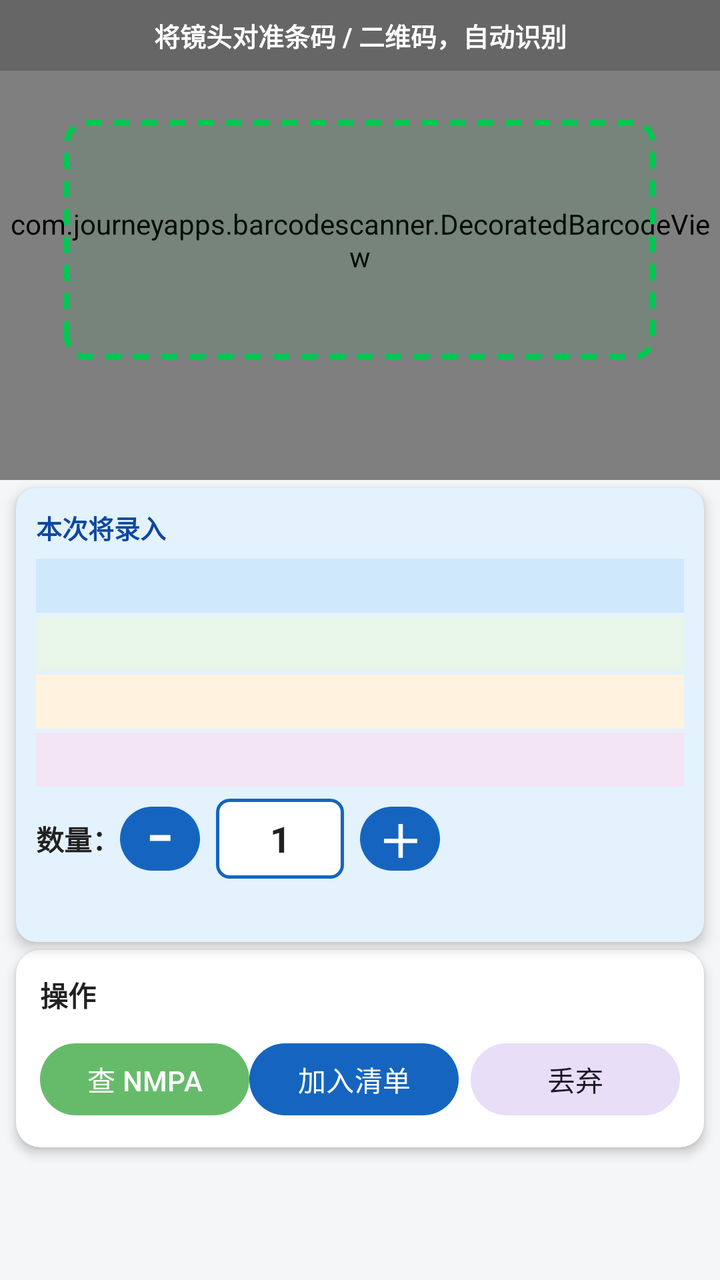
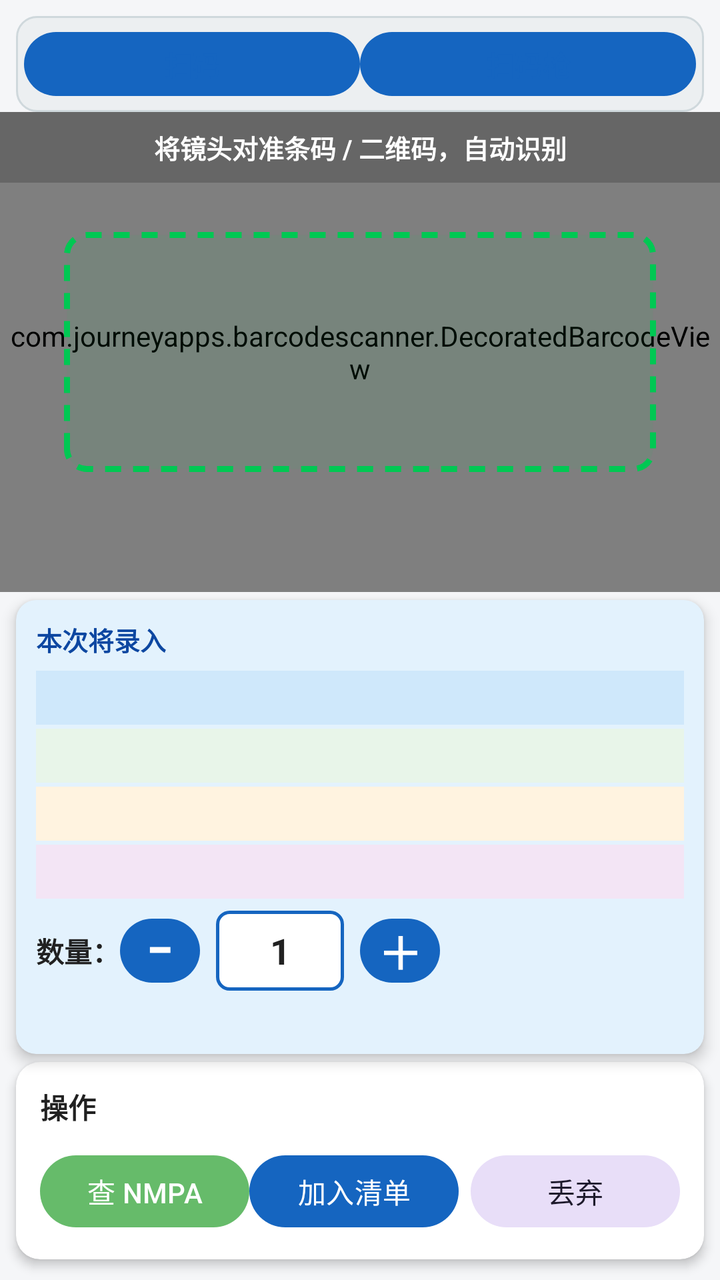

Compare the two renders of this Android layout. The source of the first and the diff that turns it into the second are given below.
<!-- AndroidManifest.xml: application theme Theme.UdiScan -->
<!-- res/layout/fragment_scan.xml -->
<?xml version="1.0" encoding="utf-8"?>

<LinearLayout xmlns:android="http://schemas.android.com/apk/res/android"
    xmlns:app="http://schemas.android.com/apk/res-auto"
    android:layout_width="match_parent"
    android:layout_height="match_parent"
    android:orientation="vertical"
    android:background="@color/bg"
    android:fitsSystemWindows="true">

    
    <FrameLayout
        android:layout_width="match_parent"
        android:layout_height="240dp">

        <com.journeyapps.barcodescanner.DecoratedBarcodeView
            android:id="@+id/barcode_scanner"
            android:layout_width="match_parent"
            android:layout_height="match_parent" />

        
        <TextView
            android:id="@+id/scan_tip"
            android:layout_width="match_parent"
            android:layout_height="wrap_content"
            android:layout_gravity="top"
            android:background="#33000000"
            android:gravity="center"
            android:paddingVertical="8dp"
            android:text="将镜头对准条码 / 二维码，自动识别"
            android:textColor="#ffffff"
            android:textSize="13sp"
            android:textStyle="bold" />

        
        <LinearLayout
            android:layout_width="match_parent"
            android:layout_height="match_parent"
            android:orientation="vertical"
            android:gravity="center"
            android:padding="32dp"
            android:clickable="false"
            android:focusable="false"
            android:importantForAccessibility="no">

            <View
                android:layout_width="match_parent"
                android:layout_height="0dp"
                android:layout_weight="1" />

            <View
                android:layout_width="match_parent"
                android:layout_height="120dp"
                android:background="@drawable/scan_frame" />

            <View
                android:layout_width="match_parent"
                android:layout_height=" 0dp"
                android:layout_weight="1" />
        </LinearLayout>

        
        <TextView
            android:id="@+id/scan_flash"
            android:layout_width="match_parent"
            android:layout_height="wrap_content"
            android:layout_gravity="top"
            android:gravity="center"
            android:padding="10dp"
            android:textColor="#ffffff"
            android:textSize="14sp"
            android:textStyle="bold"
            android:visibility="gone" />
    </FrameLayout>

    
    <TextView
        android:id="@+id/tv_product_top"
        android:layout_width="match_parent"
        android:layout_height="wrap_content"
        android:layout_marginStart="8dp"
        android:layout_marginEnd="8dp"
        android:layout_marginTop="4dp"
        android:background="@drawable/bg_product_top"
        android:gravity="center"
        android:paddingVertical="10dp"
        android:paddingHorizontal="12dp"
        android:textColor="#ffffff"
        android:textSize="16sp"
        android:textStyle="bold"
        android:visibility="gone" />

    
    <androidx.cardview.widget.CardView
        android:id="@+id/card_raw_dump"
        android:layout_width="match_parent"
        android:layout_height="wrap_content"
        android:layout_marginStart="8dp"
        android:layout_marginEnd="8dp"
        android:layout_marginTop="4dp"
        app:cardCornerRadius="10dp"
        app:cardBackgroundColor="#FFF8E1"
        app:cardElevation="3dp"
        app:strokeColor="#FFB300"
        app:strokeWidth="2dp"
        android:visibility="gone">

        <LinearLayout
            android:layout_width="match_parent"
            android:layout_height="wrap_content"
            android:orientation="vertical"
            android:padding="10dp">

            <TextView
                android:layout_width="match_parent"
                android:layout_height="wrap_content"
                android:text="@string/raw_dump_title"
                android:textStyle="bold"
                android:textSize="13sp"
                android:textColor="#E65100" />

            <TextView
                android:id="@+id/tv_raw_dump"
                android:layout_width="match_parent"
                android:layout_height="wrap_content"
                android:layout_marginTop="4dp"
                android:textSize="13sp"
                android:textColor="@color/text_main"
                android:typeface="monospace" />
        </LinearLayout>
    </androidx.cardview.widget.CardView>

    
    <androidx.cardview.widget.CardView
        android:layout_width="match_parent"
        android:layout_height="wrap_content"
        android:layout_marginStart="8dp"
        android:layout_marginEnd="8dp"
        android:layout_marginTop="4dp"
        app:cardCornerRadius="10dp"
        app:cardBackgroundColor="#E3F2FD"
        app:cardElevation="4dp"
        app:strokeColor="@color/primary"
        app:strokeWidth="2dp">

        <LinearLayout
            android:layout_width="match_parent"
            android:layout_height="wrap_content"
            android:orientation="vertical"
            android:padding="10dp">

            
            <LinearLayout
                android:layout_width="match_parent"
                android:layout_height="wrap_content"
                android:orientation="horizontal"
                android:gravity="center_vertical">

                <TextView
                    android:layout_width="0dp"
                    android:layout_height="wrap_content"
                    android:layout_weight="1"
                    android:text="@string/preview_title"
                    android:textStyle="bold"
                    android:textSize="13sp"
                    android:textColor="@color/primary_dark" />

                <Button
                    android:id="@+id/btn_accept"
                    android:layout_width="wrap_content"
                    android:layout_height="wrap_content"
                    android:minWidth="0dp"
                    android:minHeight="34dp"
                    android:paddingHorizontal="10dp"
                    android:layout_marginEnd="6dp"
                    android:includeFontPadding="false"
                    android:gravity="center"
                    android:text="@string/btn_accept"
                    android:textSize="13sp"
                    android:textColor="#FFFFFF"
                    android:background="#66BB6A"
                    android:visibility="gone" />

                <Button
                    android:id="@+id/btn_edit_name"
                    android:layout_width="wrap_content"
                    android:layout_height="wrap_content"
                    android:minWidth="0dp"
                    android:minHeight="34dp"
                    android:paddingHorizontal="12dp"
                    android:includeFontPadding="false"
                    android:gravity="center"
                    android:text="@string/btn_custom_dict"
                    android:textSize="13sp"
                    android:textColor="#FFFFFF"
                    android:background="#FCE4EC"
                    android:visibility="gone" />
            </LinearLayout>

            
            <TextView
                android:id="@+id/tv_line_udi"
                android:layout_width="match_parent"
                android:layout_height="wrap_content"
                android:layout_marginTop="6dp"
                android:textSize="14sp"
                android:textColor="@color/text_main"
                android:background="#CFE8FB"
                android:paddingStart="8dp"
                android:paddingEnd="8dp"
                android:paddingTop="4dp"
                android:paddingBottom="4dp" />

            
            <TextView
                android:id="@+id/tv_line_batch"
                android:layout_width="match_parent"
                android:layout_height="wrap_content"
                android:layout_marginTop="2dp"
                android:textSize="14sp"
                android:textColor="@color/text_main"
                android:background="#E8F5E9"
                android:paddingStart="8dp"
                android:paddingEnd="8dp"
                android:paddingTop="4dp"
                android:paddingBottom="4dp" />

            
            <TextView
                android:id="@+id/tv_line_expiry"
                android:layout_width="match_parent"
                android:layout_height="wrap_content"
                android:layout_marginTop="2dp"
                android:textSize="14sp"
                android:textColor="@color/text_main"
                android:background="#FFF3E0"
                android:paddingStart="8dp"
                android:paddingEnd="8dp"
                android:paddingTop="4dp"
                android:paddingBottom="4dp" />

            
            <TextView
                android:id="@+id/tv_line_prod"
                android:layout_width="match_parent"
                android:layout_height="wrap_content"
                android:layout_marginTop="2dp"
                android:textSize="14sp"
                android:textColor="@color/text_main"
                android:background="#F3E5F5"
                android:paddingStart="8dp"
                android:paddingEnd="8dp"
                android:paddingTop="4dp"
                android:paddingBottom="4dp" />

            
            <TextView
                android:id="@+id/tv_line_serial"
                android:layout_width="match_parent"
                android:layout_height="wrap_content"
                android:layout_marginTop="2dp"
                android:textSize="14sp"
                android:textColor="@color/text_main"
                android:visibility="gone"
                android:background="#FCE4EC"
                android:paddingStart="8dp"
                android:paddingEnd="8dp"
                android:paddingTop="4dp"
                android:paddingBottom="4dp" />

            
            <LinearLayout
                android:layout_width="match_parent"
                android:layout_height="wrap_content"
                android:orientation="horizontal"
                android:gravity="center_vertical"
                android:layout_marginTop="6dp">

                <TextView
                    android:layout_width="wrap_content"
                    android:layout_height="wrap_content"
                    android:text="数量："
                    android:textSize="14sp"
                    android:textStyle="bold"
                    android:textColor="@color/text_main" />

                <Button
                    android:id="@+id/btn_qty_minus"
                    android:layout_width="40dp"
                    android:layout_height="40dp"
                    android:minWidth="0dp"
                    android:minHeight="0dp"
                    android:padding="0dp"
                    android:includeFontPadding="false"
                    android:gravity="center"
                    android:text="−"
                    android:textSize="24sp"
                    android:textStyle="bold"
                    android:textColor="#ffffff"
                    app:backgroundTint="@color/primary" />

                <EditText
                    android:id="@+id/et_qty"
                    android:layout_width="64dp"
                    android:layout_height="40dp"
                    android:layout_marginStart="8dp"
                    android:layout_marginEnd="8dp"
                    android:inputType="number"
                    android:gravity="center"
                    android:background="@drawable/bg_qty"
                    android:paddingVertical="4dp"
                    android:paddingHorizontal="6dp"
                    android:text="1"
                    android:textSize="18sp"
                    android:textStyle="bold"
                    android:textColor="@color/text_main" />

                <Button
                    android:id="@+id/btn_qty_plus"
                    android:layout_width="40dp"
                    android:layout_height="40dp"
                    android:minWidth="0dp"
                    android:minHeight="0dp"
                    android:padding="0dp"
                    android:includeFontPadding="false"
                    android:gravity="center"
                    android:text="＋"
                    android:textSize="22sp"
                    android:textStyle="bold"
                    android:textColor="#ffffff"
                    app:backgroundTint="@color/primary" />
            </LinearLayout>

            
            <TextView
                android:id="@+id/tv_preview_hint"
                android:layout_width="match_parent"
                android:layout_height="wrap_content"
                android:layout_marginTop="4dp"
                android:textColor="@color/text_sub"
                android:textSize="13sp" />
        </LinearLayout>
    </androidx.cardview.widget.CardView>

    
    <androidx.cardview.widget.CardView
        android:layout_width="match_parent"
        android:layout_height="wrap_content"
        android:layout_marginStart="8dp"
        android:layout_marginEnd="8dp"
        android:layout_marginBottom="8dp"
        android:layout_marginTop="4dp"
        app:cardCornerRadius="12dp"
        app:cardBackgroundColor="@color/card"
        app:cardElevation="3dp">

        <LinearLayout
            android:layout_width="match_parent"
            android:layout_height="wrap_content"
            android:orientation="vertical"
            android:padding="12dp">

            <TextView
                android:layout_width="wrap_content"
                android:layout_height="wrap_content"
                android:text="操作"
                android:textStyle="bold"
                android:textSize="14sp"
                android:textColor="@color/text_main" />

            <LinearLayout
                android:layout_width="match_parent"
                android:layout_height="wrap_content"
                android:orientation="horizontal"
                android:layout_marginTop="10dp">

                <Button
                    android:id="@+id/btn_query"
                    style="@style/Widget.Material3.Button"
                    android:layout_width="0dp"
                    android:layout_height="wrap_content"
                    android:layout_weight="1"
                    android:minWidth="0dp"
                    android:minHeight="44dp"
                    android:paddingHorizontal="6dp"
                    android:gravity="center"
                    android:includeFontPadding="false"
                    android:text="@string/btn_query"
                    android:textColor="#ffffff"
                    app:backgroundTint="@color/btn_query_green" />

                <Button
                    android:id="@+id/btn_add"
                    android:layout_width="0dp"
                    android:layout_height="wrap_content"
                    android:layout_weight="1"
                    android:layout_marginEnd="6dp"
                    android:minWidth="0dp"
                    android:minHeight="44dp"
                    android:paddingHorizontal="6dp"
                    android:gravity="center"
                    android:includeFontPadding="false"
                    android:text="@string/btn_add"
                    android:textColor="#ffffff"
                    app:backgroundTint="@color/primary" />

                <Button
                    android:id="@+id/btn_discard"
                    style="@style/Widget.Material3.Button.TonalButton"
                    android:layout_width="0dp"
                    android:layout_height="wrap_content"
                    android:layout_weight="1"
                    android:minWidth="0dp"
                    android:minHeight="44dp"
                    android:paddingHorizontal="6dp"
                    android:gravity="center"
                    android:includeFontPadding="false"
                    android:text="@string/btn_discard" />
            </LinearLayout>
        </LinearLayout>
    </androidx.cardview.widget.CardView>

</LinearLayout>
<!-- resources referenced by this layout -->
<resources>
  <color name="bg">#F5F6F8</color>
  <color name="btn_query_green">#66BB6A</color>
  <color name="card">#FFFFFF</color>
  <color name="primary">#1565C0</color>
  <color name="primary_dark">#0D47A1</color>
  <color name="text_main">#212121</color>
  <color name="text_sub">#757575</color>
  <!-- drawable bg_product_top (drawable) -->
  <?xml version="1.0" encoding="utf-8"?>
  <shape xmlns:android="http://schemas.android.com/apk/res/android"
      android:shape="rectangle">
      <solid android:color="@color/primary_dark" />
      <corners android:radius="10dp" />
  </shape>
  <!-- drawable bg_qty (drawable) -->
  <?xml version="1.0" encoding="utf-8"?>
  <shape xmlns:android="http://schemas.android.com/apk/res/android"
      android:shape="rectangle">
      <solid android:color="#FFFFFF" />
      <stroke android:width="1.5dp" android:color="@color/primary" />
      <corners android:radius="6dp" />
  </shape>
  <string name="btn_accept">✓ 接受候选</string>
  <string name="btn_add">加入清单</string>
  <string name="btn_custom_dict">自定义字典</string>
  <string name="btn_discard">丢弃</string>
  <string name="btn_query">查 NMPA</string>
  <string name="preview_title">本次将录入</string>
  <string name="raw_dump_title">扫码原始串（解析前 · UDI 优先）</string>
  <style name="Theme.UdiScan" parent="Theme.Material3.DayNight.NoActionBar">
          <item name="colorPrimary">@color/primary</item>
          <item name="colorPrimaryDark">@color/primary_dark</item>
          <item name="colorAccent">@color/accent</item>
          <item name="android:colorBackground">@color/bg</item>
          <item name="android:statusBarColor">@color/primary_dark</item>
      </style>
  <color name="accent">#FF6F00</color>
  <!-- unchanged entries left out for length: 1 -->
</resources>

<!-- the commit's change to res/layout/fragment_scan.xml (unified diff, before → after) -->
@@ -9,7 +9,55 @@
     android:fitsSystemWindows="true">
 
     
+    <LinearLayout
+        android:id="@+id/mode_toggle"
+        android:layout_width="match_parent"
+        android:layout_height="wrap_content"
+        android:orientation="horizontal"
+        android:layout_marginStart="8dp"
+        android:layout_marginEnd="8dp"
+        android:layout_marginTop="8dp"
+        android:background="@drawable/bg_mode_toggle"
+        android:padding="4dp">
+
+        <Button
+            android:id="@+id/btn_mode_camera"
+            android:layout_width="0dp"
+            android:layout_height="40dp"
+            android:layout_weight="1"
+            android:minWidth="0dp"
+            android:minHeight="0dp"
+            android:paddingHorizontal="6dp"
+            android:gravity="center"
+            android:background="@null"
+            android:drawableStart="@drawable/ic_scan"
+            android:drawablePadding="6dp"
+            android:text="@string/mode_camera"
+            android:textSize="14sp"
+            android:textStyle="bold"
+            android:textColor="@color/primary" />
+
+        <Button
+            android:id="@+id/btn_mode_gun"
+            android:layout_width="0dp"
+            android:layout_height="40dp"
+            android:layout_weight="1"
+            android:minWidth="0dp"
+            android:minHeight="0dp"
+            android:paddingHorizontal="6dp"
+            android:gravity="center"
+            android:background="@null"
+            android:drawableStart="@drawable/ic_scan_gun"
+            android:drawablePadding="6dp"
+            android:text="@string/mode_gun"
+            android:textSize="14sp"
+            android:textStyle="bold"
+            android:textColor="@color/primary" />
+    </LinearLayout>
+
+    
     <FrameLayout
+        android:id="@+id/frame_camera"
         android:layout_width="match_parent"
         android:layout_height="240dp">
 
@@ -72,6 +120,144 @@
             android:textStyle="bold"
             android:visibility="gone" />
     </FrameLayout>
+
+    
+    <androidx.cardview.widget.CardView
+        android:id="@+id/card_gun"
+        android:layout_width="match_parent"
+        android:layout_height="wrap_content"
+        android:layout_marginStart="8dp"
+        android:layout_marginEnd="8dp"
+        android:layout_marginTop="8dp"
+        app:cardCornerRadius="12dp"
+        app:cardBackgroundColor="@color/card"
+        app:cardElevation="4dp"
+        android:visibility="gone">
+
+        <LinearLayout
+            android:layout_width="match_parent"
+            android:layout_height="wrap_content"
+            android:orientation="vertical"
+            android:padding="12dp">
+
+            <LinearLayout
+                android:layout_width="match_parent"
+                android:layout_height="wrap_content"
+                android:orientation="horizontal"
+                android:gravity="center_vertical">
+
+                <ImageView
+                    android:layout_width="22dp"
+                    android:layout_height="22dp"
+                    android:src="@drawable/ic_scan_gun"
+                    app:tint="@color/primary" />
+
+                <TextView
+                    android:layout_width="0dp"
+                    android:layout_height="wrap_content"
+                    android:layout_weight="1"
+                    android:layout_marginStart="8dp"
+                    android:text="@string/mode_gun"
+                    android:textStyle="bold"
+                    android:textSize="14sp"
+                    android:textColor="@color/primary_dark" />
+
+                <TextView
+                    android:id="@+id/tv_gun_status"
+                    android:layout_width="wrap_content"
+                    android:layout_height="wrap_content"
+                    android:text="@string/gun_status_wait"
+                    android:textSize="12sp"
+                    android:textColor="@color/ok" />
+            </LinearLayout>
+
+            <EditText
+                android:id="@+id/et_gun_input"
+                android:layout_width="match_parent"
+                android:layout_height="56dp"
+                android:layout_marginTop="10dp"
+                android:gravity="center_vertical"
+                android:paddingHorizontal="12dp"
+                android:background="@drawable/bg_qty"
+                android:textSize="18sp"
+                android:textStyle="bold"
+                android:typeface="monospace"
+                android:textColor="@color/text_main"
+                android:hint="@string/gun_input_hint"
+                android:inputType="textNoSuggestions|textVisiblePassword"
+                android:importantForAutofill="no"
+                android:maxLines="1"
+                android:focusable="true"
+                android:focusableInTouchMode="true" />
+
+            <TextView
+                android:layout_width="match_parent"
+                android:layout_height="wrap_content"
+                android:layout_marginTop="8dp"
+                android:text="@string/gun_connect_hint"
+                android:textSize="12sp"
+                android:textColor="@color/text_sub" />
+        </LinearLayout>
+    </androidx.cardview.widget.CardView>
+
+    
+    <androidx.cardview.widget.CardView
+        android:id="@+id/card_count"
+        android:layout_width="match_parent"
+        android:layout_height="wrap_content"
+        android:layout_marginStart="8dp"
+        android:layout_marginEnd="8dp"
+        android:layout_marginTop="4dp"
+        app:cardCornerRadius="12dp"
+        app:cardBackgroundColor="@color/card"
+        app:cardElevation="3dp"
+        android:visibility="gone">
+
+        <LinearLayout
+            android:layout_width="match_parent"
+            android:layout_height="wrap_content"
+            android:orientation="horizontal"
+            android:gravity="center_vertical"
+            android:padding="12dp">
+
+            <LinearLayout
+                android:layout_width="0dp"
+                android:layout_height="wrap_content"
+                android:layout_weight="1"
+                android:orientation="vertical">
+
+                <TextView
+                    android:layout_width="match_parent"
+                    android:layout_height="wrap_content"
+                    android:text="@string/batch_count_title"
+                    android:textSize="13sp"
+                    android:textColor="@color/text_sub" />
+
+                <TextView
+                    android:id="@+id/tv_batch_count"
+                    android:layout_width="match_parent"
+                    android:layout_height="wrap_content"
+                    android:layout_marginTop="2dp"
+                    android:text="0"
+                    android:textSize="30sp"
+                    android:textStyle="bold"
+                    android:textColor="@color/primary_dark" />
+            </LinearLayout>
+
+            <Button
+                android:id="@+id/btn_reset_count"
+                android:layout_width="wrap_content"
+                android:layout_height="40dp"
+                android:minWidth="0dp"
+                android:minHeight="0dp"
+                android:paddingHorizontal="14dp"
+                android:gravity="center"
+                android:text="@string/btn_reset_count"
+                android:textSize="13sp"
+                android:textColor="@color/primary"
+                style="@style/Widget.Material3.Button.TonalButton" />
+        </LinearLayout>
+    </androidx.cardview.widget.CardView>
 
     
     <TextView
<!-- resource entries referenced after the edit -->
@@ -3,10 +3,19 @@
   <color name="bg">#F5F6F8</color>
   <color name="btn_query_green">#66BB6A</color>
   <color name="card">#FFFFFF</color>
+  <color name="ok">#2E7D32</color>
   <color name="primary">#1565C0</color>
   <color name="primary_dark">#0D47A1</color>
   <color name="text_main">#212121</color>
   <color name="text_sub">#757575</color>
+  <!-- drawable bg_mode_toggle (drawable) -->
+  <?xml version="1.0" encoding="utf-8"?>
+  <shape xmlns:android="http://schemas.android.com/apk/res/android"
+      android:shape="rectangle">
+      <solid android:color="#ECEFF1" />
+      <corners android:radius="10dp" />
+      <stroke android:width="1dp" android:color="#CFD8DC" />
+  </shape>
   <!-- drawable bg_product_top (drawable) -->
   <?xml version="1.0" encoding="utf-8"?>
   <shape xmlns:android="http://schemas.android.com/apk/res/android"
@@ -22,11 +31,59 @@
       <stroke android:width="1.5dp" android:color="@color/primary" />
       <corners android:radius="6dp" />
   </shape>
+  <!-- drawable ic_scan (drawable) -->
+  <vector xmlns:android="http://schemas.android.com/apk/res/android"
+      android:width="24dp"
+      android:height="24dp"
+      android:viewportWidth="24"
+      android:viewportHeight="24">
+      
+      <path
+          android:fillColor="#1565C0"
+          android:pathData="M4,4 h5 v2 H6 v3 H4 Z
+                            M15,4 h5 v5 h-2 V6 h-3 Z
+                            M4,15 h2 v3 h3 v2 H4 Z
+                            M18,15 v5 h-5 v-2 h3 v-3 Z" />
+      
+      <path
+          android:fillColor="#FF6F00"
+          android:pathData="M3,11 h18 v2 H3 Z" />
+  </vector>
+  <!-- drawable ic_scan_gun (drawable) -->
+  <vector xmlns:android="http://schemas.android.com/apk/res/android"
+      android:width="24dp"
+      android:height="24dp"
+      android:viewportWidth="24"
+      android:viewportHeight="24">
+      
+      <path
+          android:fillColor="#1565C0"
+          android:pathData="M4,20 L10,14 L12.6,16.6 L6.6,22 Z" />
+      
+      <path
+          android:fillColor="#1565C0"
+          android:pathData="M11,3 H19 a2,2 0 0 1 2,2 V10 a2,2 0 0 1 -2,2 H11 a2,2 0 0 1 -2,-2 V5 a2,2 0 0 1 2,-2 Z" />
+      
+      <path
+          android:fillColor="#FF6F00"
+          android:pathData="M15,9.6 L12,13 H18 Z" />
+      
+      <path
+          android:fillColor="#FFFFFF"
+          android:pathData="M13.2,6.5 a1.8,1.8 0 1 0 3.6,0 a1.8,1.8 0 1 0 -3.6,0 Z" />
+  </vector>
+  <string name="batch_count_title">本批已扫</string>
   <string name="btn_accept">✓ 接受候选</string>
   <string name="btn_add">加入清单</string>
   <string name="btn_custom_dict">自定义字典</string>
   <string name="btn_discard">丢弃</string>
   <string name="btn_query">查 NMPA</string>
+  <string name="btn_reset_count">重置计数</string>
+  <string name="gun_connect_hint">蓝牙枪请先在系统蓝牙配对；USB 枪插上即用（免驱动）</string>
+  <string name="gun_input_hint">将扫码枪对准条码，扫完自动录入</string>
+  <string name="gun_status_wait">就绪 · 等待扫码枪输入</string>
+  <string name="mode_camera">扫码</string>
+  <string name="mode_gun">扫码枪</string>
   <string name="preview_title">本次将录入</string>
   <string name="raw_dump_title">扫码原始串（解析前 · UDI 优先）</string>
   <style name="Theme.UdiScan" parent="Theme.Material3.DayNight.NoActionBar">
